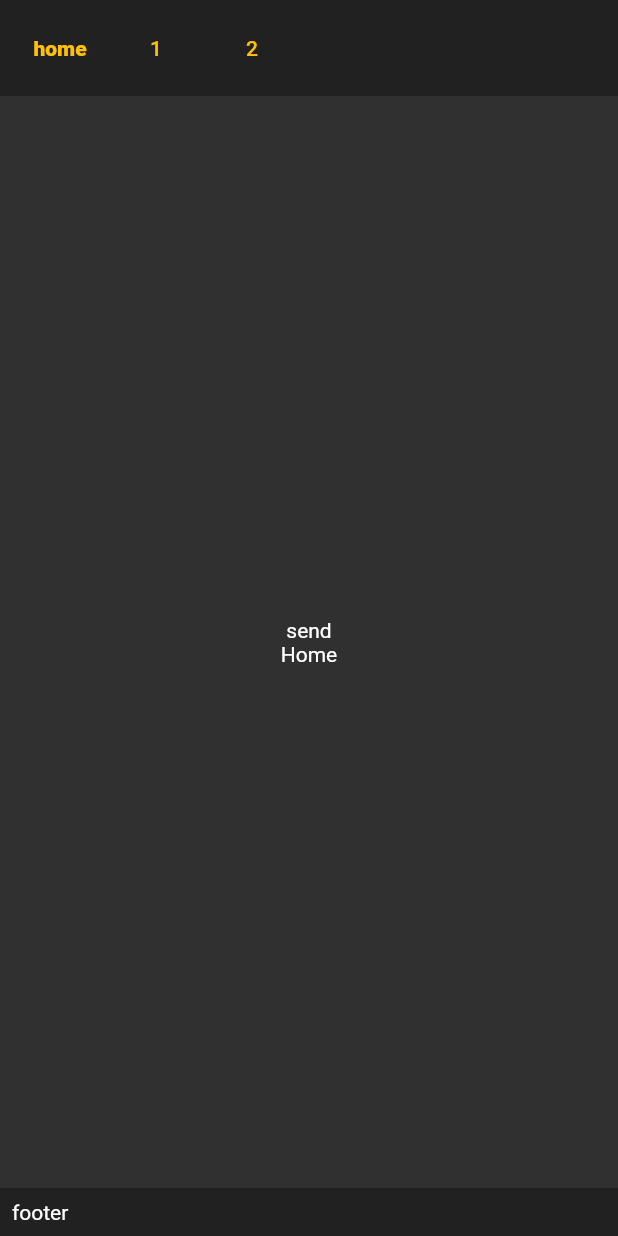
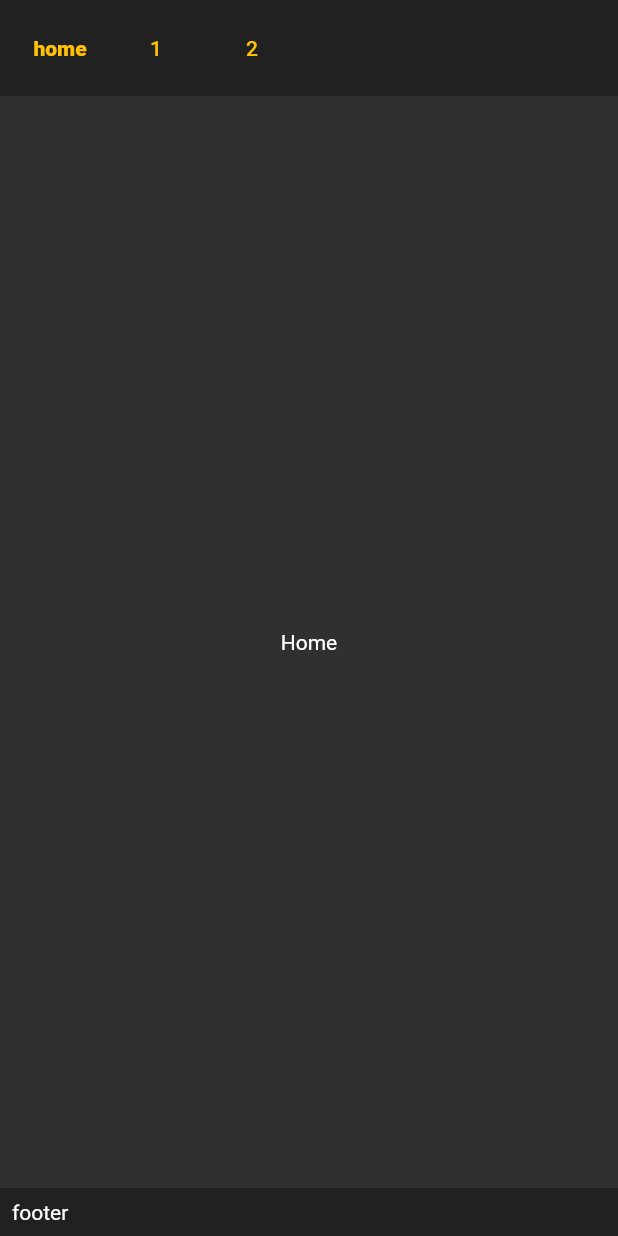
Before and after one commit to GenixPL/portfolio5, a Flutter app: the screen it shows after launch, on a phone screen of 412 x 824 dp. Run offline on Flutter 3.47's test engine with Material 2 defaults, Android fonts, the light colour scheme and no system bars; our stand-ins replace go_router.

Commit message:
clean up

```diff
--- a/lib/screens/home_screen.dart
+++ b/lib/screens/home_screen.dart
@@ -1,6 +1,4 @@
 import 'package:flutter/material.dart';
-import 'package:http/http.dart' as http;
-import 'package:portfolio5/config.dart';
 import 'package:portfolio5/widgets/_widgets.dart';
 
 class HomeScreenUriFactory {
@@ -16,22 +14,11 @@ class HomeScreen extends StatelessWidget {
 
   @override
   Widget build(BuildContext context) {
-    return ContentContainer(
+    return const ContentContainer(
       style: ContentContainerStyle.centeredWithBottomFooter,
-      footer: const Footer(),
+      footer: Footer(),
       contents: <Widget>[
-        GestureDetector(
-          child: const Text('send'),
-          onTap: () {
-            http.post(
-              Uri.parse('https://dupaa.free.beeceptor.com'),
-              headers: {
-                'auth': testString,
-              },
-            ).then((value) => print(value.body));
-          },
-        ),
-        const Text('Home'),
+        Text('Home'),
       ],
     );
   }
```
Also changed, not shown: .github/workflows/test_encryption.yaml, 1 other file.
